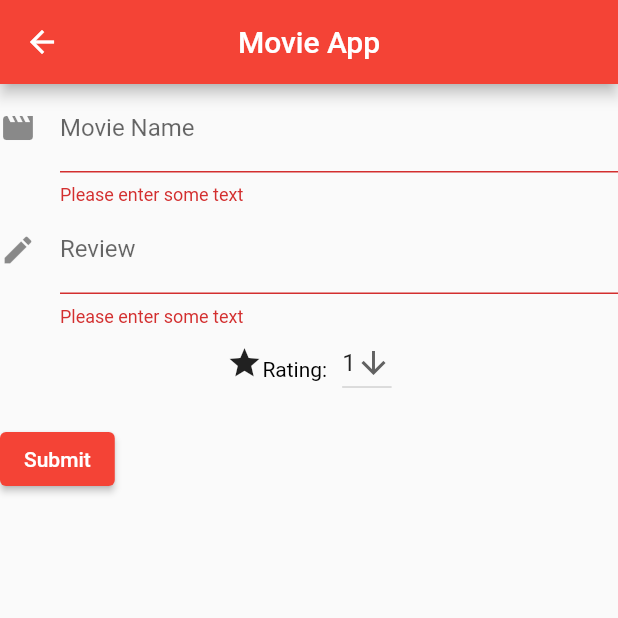
After one commit to alanyu108/flutter-movie-app, a Flutter app: the reviewScreen screen opened by its route, after a tap on "Submit", on a phone screen of 412 x 824 dp, the top half of it. The commit adds this screen. Run offline on Flutter 3.47's test engine with Material 2 defaults, Android fonts, the phone set to English and light mode, and no system bars; our stand-ins replace firebase_auth, firebase_core, firebase_database, google_sign_in; accounts and stored records are empty.

Commit message:
added ability for logged in users to add reviews to the database, fixed issue where after signing in, users were stuck on the login page

```diff
--- /dev/null
+++ b/movie_app/lib/addDatabaseData.dart
@@ -0,0 +1,33 @@
+import 'package:firebase_database/firebase_database.dart';
+import 'dart:math';
+
+String randomString(String element) {
+  Random random = Random();
+  List<String> seperatedElements = element.split(" ");
+  return seperatedElements[random.nextInt(seperatedElements.length)];
+}
+
+void addDatabaseData() async {
+  DatabaseReference ref = FirebaseDatabase.instance.ref("movie_reviews/");
+
+  String text =
+      "Lorem ipsum dolor sit amet, consectetur adipiscing elit, sed do eiusmod tempor incididunt ut labore et dolore magna aliqua. Ut tortor pretium viverra suspendisse. Varius duis at consectetur lorem donec. At elementum eu facilisis sed odio morbi quis. Quis ipsum suspendisse ultrices gravida. Est ultricies integer quis auctor elit. Leo urna molestie at elementum eu facilisis sed. Dignissim suspendisse in est ante in nibh mauris cursus mattis. Faucibus et molestie ac feugiat sed lectus vestibulum. Lacinia at quis risus sed. Fringilla urna porttitor rhoncus dolor purus. Ut consequat semper viverra nam libero. Pretium vulputate sapien nec sagittis aliquam malesuada bibendum arcu vitae. Sed egestas egestas fringilla phasellus. Tempor orci eu lobortis elementum nibh tellus molestie nunc non. Et pharetra pharetra massa massa ultricies mi quis hendrerit dolor. Eu sem integer vitae justo eget magna fermentum iaculis. Sit amet facilisis magna etiam tempor orci. Vitae tempus quam pellentesque nec nam aliquam sem et tortor. Nulla facilisi nullam vehicula ipsum a arcu cursus vitae congue.";
+
+  String users = "Alan Dylan Amy Elvis Bob";
+  String movies =
+      "aliquet nibh praesent tristique magna sit amet purus gravida quis";
+  Random random = Random();
+  String review = "";
+  for (var i = 0; i < 20; i++) {
+    review += randomString(text) + " ";
+  }
+
+  for (int i = 0; i < 10; i++) {
+    await ref.push().set({
+      "user": randomString(users),
+      "rating": random.nextInt(5) + 1,
+      "movie": randomString(movies),
+      "review": review
+    });
+  }
+}
--- a/movie_app/lib/main.dart
+++ b/movie_app/lib/main.dart
@@ -3,6 +3,7 @@ import 'package:firebase_core/firebase_core.dart';
 import 'package:movie_app/screens/signInScreen.dart';
 import 'homepage.dart';
 import 'firebase_options.dart'; // generated via `flutterfire` CLI
+import 'screens/addReviewScreen.dart';
 
 Future<void> main() async {
   WidgetsFlutterBinding.ensureInitialized();
@@ -24,7 +25,8 @@ class MyApp extends StatelessWidget {
       initialRoute: "/",
       routes: {
         "/": (context) => const HomePage(),
-        "/login": (context) => const SignInScreen()
+        "/login": (context) => const SignInScreen(),
+        "/review": (context) => reviewScreen()
       },
     );
   }
--- /dev/null
+++ b/movie_app/lib/screens/addReviewScreen.dart
@@ -0,0 +1,165 @@
+import 'package:flutter/material.dart';
+import 'package:firebase_database/firebase_database.dart';
+import 'package:firebase_auth/firebase_auth.dart';
+import 'dart:convert';
+
+class reviewScreen extends StatefulWidget {
+  @override
+  _reviewScreenState createState() => _reviewScreenState();
+}
+
+class _reviewScreenState extends State<reviewScreen> {
+  FirebaseDatabase database = FirebaseDatabase.instance;
+
+  // Future<Map<String, dynamic>> _fetchMovieReivews() async {
+  // }
+
+  @override
+  Widget build(BuildContext context) {
+    return Scaffold(
+      appBar: AppBar(
+        title: const Text("Movie App"),
+        centerTitle: true,
+      ),
+      body: const MyCustomForm(),
+    );
+  }
+}
+
+// Create a Form widget.
+class MyCustomForm extends StatefulWidget {
+  const MyCustomForm({Key? key}) : super(key: key);
+
+  @override
+  MyCustomFormState createState() {
+    return MyCustomFormState();
+  }
+}
+
+// Create a corresponding State class.
+// This class holds data related to the form.
+class MyCustomFormState extends State<MyCustomForm> {
+  // Create a global key that uniquely identifies the Form widget
+  // and allows validation of the form.
+  final _formKey = GlobalKey<FormState>();
+
+  //default rating in the option selector is 1
+  String rating = "1";
+  String movieName = "";
+  String review = "";
+  DatabaseReference ref = FirebaseDatabase.instance.ref();
+
+  @override
+  Widget build(BuildContext context) {
+    // Build a Form widget using the _formKey created above.
+    return Form(
+      key: _formKey,
+      child: Column(
+        crossAxisAlignment: CrossAxisAlignment.start,
+        children: [
+          TextFormField(
+            decoration: const InputDecoration(
+                icon: Icon(Icons.movie), labelText: "Movie Name"),
+            // The validator receives the text that the user has entered.
+            validator: (value) {
+              if (value == null || value.isEmpty) {
+                return 'Please enter some text';
+              }
+              return null;
+            },
+            onChanged: (String? newValue) {
+              setState(() {
+                movieName = newValue!;
+              });
+            },
+          ),
+          TextFormField(
+            keyboardType: TextInputType.multiline,
+            maxLines: null,
+            decoration: const InputDecoration(
+                icon: Icon(Icons.edit), labelText: "Review"),
+            // The validator receives the text that the user has entered.
+            validator: (value) {
+              if (value == null || value.isEmpty) {
+                return 'Please enter some text';
+              }
+              return null;
+            },
+            onChanged: (String? newValue) {
+              setState(() {
+                review = newValue!;
+              });
+            },
+          ),
+          Row(
+            mainAxisAlignment: MainAxisAlignment.center,
+            children: [
+              RichText(
+                text: const TextSpan(
+                  children: [
+                    WidgetSpan(
+                      child: Icon(Icons.star),
+                    ),
+                    TextSpan(
+                      text: "Rating:",
+                      style: TextStyle(color: Colors.black),
+                    ),
+                  ],
+                ),
+              ),
+              const Padding(padding: EdgeInsets.fromLTRB(5, 0, 5, 0)),
+              DropdownButton<String>(
+                value: rating,
+                icon: const Icon(Icons.arrow_downward),
+                elevation: 16,
+                onChanged: (String? newValue) {
+                  setState(() {
+                    rating = newValue!;
+                  });
+                },
+                items: <String>['1', '2', '3', '4', '5']
+                    .map<DropdownMenuItem<String>>((String value) {
+                  return DropdownMenuItem<String>(
+                    value: value,
+                    child: Text(value),
+                  );
+                }).toList(),
+              )
+            ],
+          ),
+          Padding(
+            padding: const EdgeInsets.symmetric(vertical: 16.0),
+            child: ElevatedButton(
+              onPressed: () {
+                // Validate returns true if the form is valid, or false otherwise.
+                if (_formKey.currentState!.validate()) {
+                  // If the form is valid, display a snackbar. In the real world,
+                  // you'd often call a server or save the information in a database.
+                  final user = FirebaseAuth.instance.currentUser;
+                  if (user == null) return;
+                  ScaffoldMessenger.of(context).showSnackBar(
+                    const SnackBar(content: Text('Processing Data')),
+                  );
+
+                  ref.child("movie_reviews/").push().set({
+                    "user": user.displayName,
+                    "rating": int.parse(rating),
+                    "movie": movieName,
+                    "review": review
+                  }).then((value) {
+                    ScaffoldMessenger.of(context).clearSnackBars();
+                    Navigator.pushNamedAndRemoveUntil(
+                        context, "/", (Route<dynamic> route) => false);
+                  }).catchError((e) {
+                    print(e);
+                  });
+                }
+              },
+              child: const Text('Submit'),
+            ),
+          ),
+        ],
+      ),
+    );
+  }
+}
--- a/movie_app/lib/screens/userScreen.dart
+++ b/movie_app/lib/screens/userScreen.dart
@@ -1,5 +1,6 @@
 import 'package:flutter/material.dart';
 import 'package:firebase_auth/firebase_auth.dart';
+import 'package:movie_app/screens/addReviewScreen.dart';
 import 'package:provider/provider.dart';
 import 'package:movie_app/provider/googleProvider.dart';
 
@@ -31,7 +32,13 @@ class userScreen extends StatelessWidget {
                   body: Center(
                       child: Column(children: [
                     Text("User: ${user?.displayName!} "),
-                    Text("Email: ${user?.email!}")
+                    Text("Email: ${user?.email!}"),
+                    ElevatedButton(
+                      onPressed: () {
+                        Navigator.pushNamed(context, "/review");
+                      },
+                      child: const Text('Add review'),
+                    )
                   ])),
                 )));
   }
--- a/movie_app/lib/widget/SignInWidget.dart
+++ b/movie_app/lib/widget/SignInWidget.dart
@@ -19,6 +19,8 @@ class SignInWidget extends StatelessWidget {
                     final provider = Provider.of<GoogleSignInProvider>(context,
                         listen: false);
                     provider.googleLogin();
+                    Navigator.pushNamedAndRemoveUntil(
+                        context, "/", (Route<dynamic> route) => false);
                   },
                   child: const Text('Sign in with Google'),
                 )));
--- a/movie_app/pubspec.yaml
+++ b/movie_app/pubspec.yaml
@@ -38,6 +38,7 @@ dependencies:
   google_sign_in: ^5.3.0
   firebase_auth: ^3.3.16
   provider: ^6.0.2
+  firebase_database: ^9.0.12
 
 dev_dependencies:
   flutter_test:
```
Also changed, not shown: movie_app/pubspec.lock, 1 other file.
